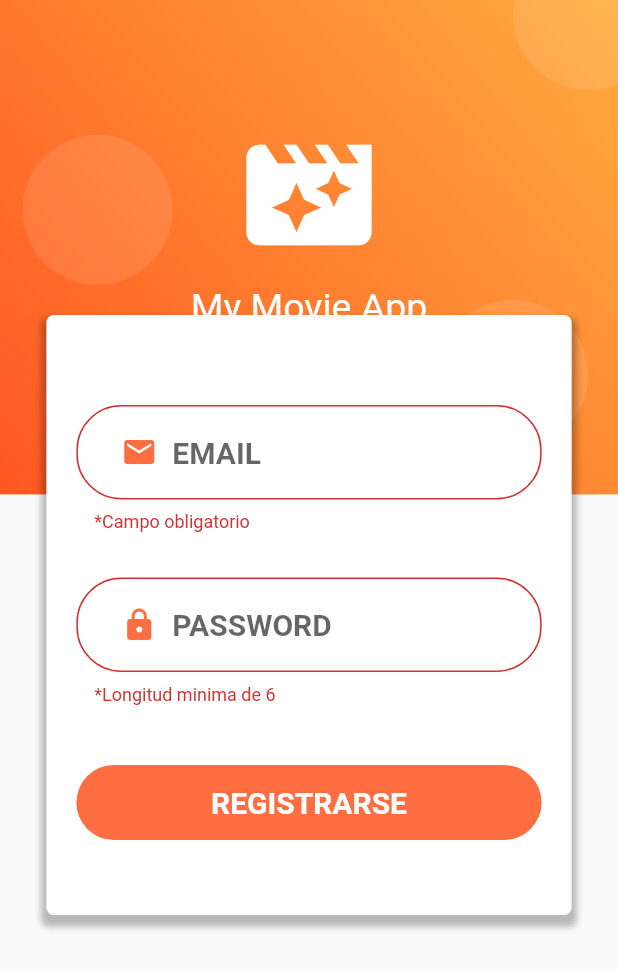
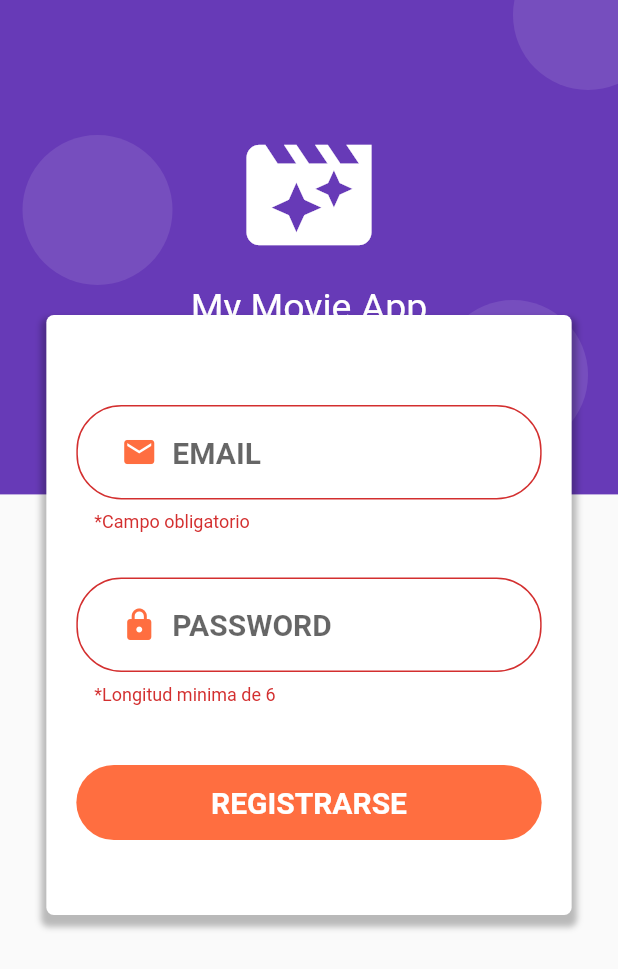
Before and after one commit to dmomotic/ayd2_2s_2019, a Flutter app: the screen it shows after launch, on a phone screen of 412 x 824 dp. Shown: the top 969 px of the screen. Run offline on Flutter 3.47's test engine with Material 2 defaults, Android fonts, the phone set to English and light mode, and no system bars; our stand-ins replace flutter_swiper.

Commit message:
Cambio color para prueba

```diff
--- a/lib/src/pages/registro_page.dart
+++ b/lib/src/pages/registro_page.dart
@@ -52,8 +52,8 @@ class _RegistroPageState extends State<RegistroPage> {
           begin: Alignment.topRight,
           end: Alignment.bottomLeft,
           colors: <Color> [
-            Colors.orangeAccent,
-            Colors.deepOrange
+            Colors.deepPurple,
+            Colors.deepPurple
           ]
         )
       ),
```
Also changed, not shown: pubspec.lock.
